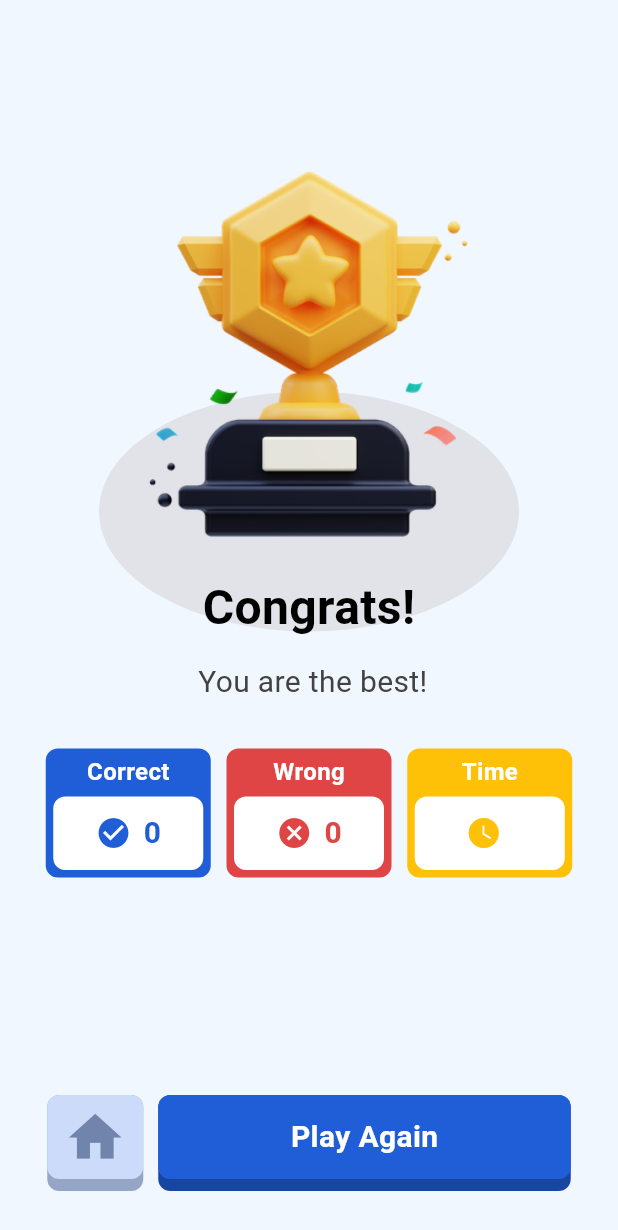
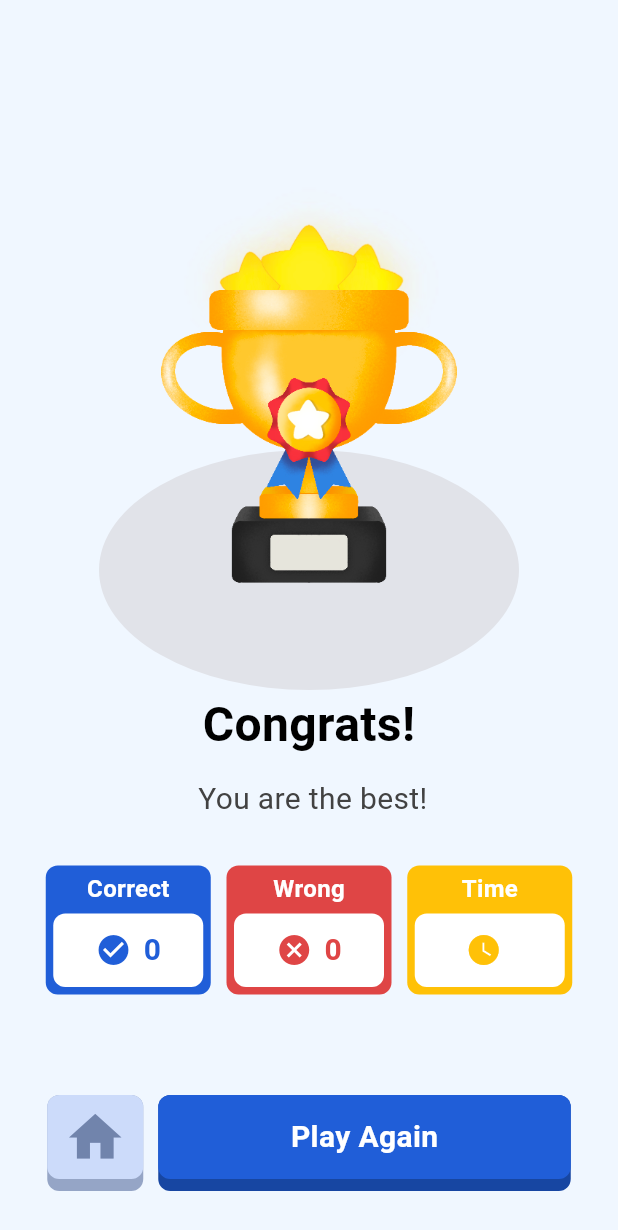
Before and after one commit to BetterACS/brainboost, a Flutter app: the ResultsPage screen opened by its route, on a phone screen of 412 x 824 dp. Shown: the top 1230 px of the screen. Run offline on Flutter 3.47's test engine with Material 3 defaults, Android fonts, the phone set to English and light mode, and no system bars; our stand-ins replace cached_network_image, cloud_firestore, file_picker, firebase_auth, firebase_core, firebase_storage and 10 more; accounts and stored records are empty; generated files the repository leaves out were written again; network calls fail.

Commit message:
UI - Adjust look and feel

```diff
--- a/lib/component/panel_slider.dart
+++ b/lib/component/panel_slider.dart
@@ -124,7 +124,7 @@ class _PanelSliderState extends State<PanelSlider> {
               onPanelOpened: () => widget.slidePanelFunction(1.0),
               onPanelClosed: () => widget.slidePanelFunction(0.0),
               minHeight: 240,
-              maxHeight: 780,
+              maxHeight: 720,
               borderRadius: radius,
               panel: Container(
                 padding: EdgeInsets.symmetric(horizontal: 20),
@@ -194,7 +194,7 @@ class _PanelSliderState extends State<PanelSlider> {
                     widget.games[widget.currentPage].played_history.isEmpty
                 ? 172
                 : 240,
-            maxHeight: 780,
+            maxHeight: 720,
             borderRadius: radius,
             panel: Container(
                 padding: EdgeInsets.symmetric(horizontal: 20),
--- a/lib/screens/mygames.dart
+++ b/lib/screens/mygames.dart
@@ -421,6 +421,8 @@ class _MyGamesState extends State<MyGames> {
               key.startsWith('assets/animations/') &&
               (key.endsWith('.gif') || key.endsWith('.GIF')))
           .toList();
+
+      print("Icons: $icons");
 
       setState(() {
         availableIcons = icons;
@@ -1087,7 +1089,7 @@ class _MyGamesState extends State<MyGames> {
                     alignment: Alignment.center,
                     children: [
                         Image.asset(
-                        games[index].icon.replaceFirst('assets/', ''),
+                        games[index].icon, //.replaceFirst('assets/', ''),
                         fit: BoxFit.contain,
                         errorBuilder: (context, error, stackTrace) {
                           return Image.asset(
--- a/lib/screens/results.dart
+++ b/lib/screens/results.dart
@@ -138,8 +138,8 @@ class ResultsPage extends StatelessWidget {
         const Center(
           child: Image(
             image: AssetImage('assets/icons/trophy.png'),
-            width: 238,
-            height: 262,
+            width: 360,
+            height: 340,
             fit: BoxFit.contain,
           ),
         ),
```
Also changed, not shown: lib/component/cards/profile_header.dart (+12 -12 lines), lib/main.dart (+12 -0 lines), lib/screens/home.dart (+8 -8 lines), assets/icons/trophy.png, assets/images/rockety.png (added), assets/images/rockety.webp (deleted).
